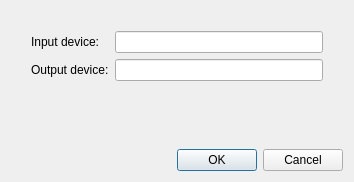
This is qtgui/ioconfig.ui in gqrx-sdr/gqrx as Qt 5 draws it before an edit. The edited form follows.
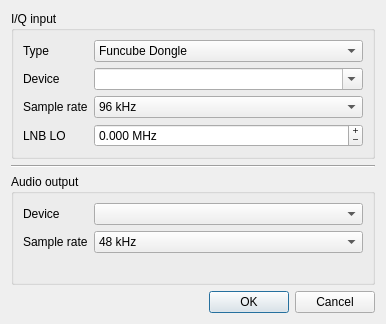
This is the edited form. Icons and pictures are not drawn.

Commit message: New layout for I/O device selector.

What changed in the file:
```diff
--- a/qtgui/ioconfig.ui
+++ b/qtgui/ioconfig.ui
@@ -6,8 +6,8 @@
    <rect>
     <x>0</x>
     <y>0</y>
-    <width>354</width>
-    <height>182</height>
+    <width>386</width>
+    <height>324</height>
    </rect>
   </property>
   <property name="windowTitle">
@@ -19,31 +19,155 @@
   </property>
   <layout class="QVBoxLayout" name="verticalLayout">
    <item>
-    <layout class="QFormLayout" name="formLayout">
-     <property name="margin">
-      <number>20</number>
+    <widget class="QGroupBox" name="groupBoxInput">
+     <property name="title">
+      <string>I/Q input</string>
      </property>
-     <item row="0" column="0">
-      <widget class="QLabel" name="inDevLabel">
-       <property name="text">
-        <string>Input device:</string>
-       </property>
-      </widget>
-     </item>
-     <item row="0" column="1">
-      <widget class="QLineEdit" name="inDevEdit"/>
-     </item>
-     <item row="1" column="0">
-      <widget class="QLabel" name="outDevLabel">
-       <property name="text">
-        <string>Output device:</string>
-       </property>
-      </widget>
-     </item>
-     <item row="1" column="1">
-      <widget class="QLineEdit" name="outDevEdit"/>
-     </item>
-    </layout>
+     <property name="flat">
+      <bool>false</bool>
+     </property>
+     <layout class="QFormLayout" name="formLayout">
+      <item row="0" column="0">
+       <widget class="QLabel" name="inTypeLabel">
+        <property name="text">
+         <string>Type</string>
+        </property>
+       </widget>
+      </item>
+      <item row="0" column="1">
+       <widget class="QComboBox" name="inTypeCombo">
+        <property name="toolTip">
+         <string>Select the type of input source.</string>
+        </property>
+        <item>
+         <property name="text">
+          <string>Funcube Dongle</string>
+         </property>
+        </item>
+       </widget>
+      </item>
+      <item row="1" column="0">
+       <widget class="QLabel" name="inDevLabel">
+        <property name="text">
+         <string>Device</string>
+        </property>
+       </widget>
+      </item>
+      <item row="1" column="1">
+       <widget class="QComboBox" name="inDevCombo">
+        <property name="toolTip">
+         <string>Select or enter the input (sub)device.</string>
+        </property>
+        <property name="editable">
+         <bool>true</bool>
+        </property>
+       </widget>
+      </item>
+      <item row="2" column="0">
+       <widget class="QLabel" name="inSrLabel">
+        <property name="text">
+         <string>Sample rate</string>
+        </property>
+       </widget>
+      </item>
+      <item row="2" column="1">
+       <widget class="QComboBox" name="inSrCombo">
+        <property name="toolTip">
+         <string>Select the sample rate of the input source</string>
+        </property>
+        <item>
+         <property name="text">
+          <string>96 kHz</string>
+         </property>
+        </item>
+       </widget>
+      </item>
+      <item row="3" column="0">
+       <widget class="QLabel" name="loLabel">
+        <property name="text">
+         <string>LNB LO</string>
+        </property>
+       </widget>
+      </item>
+      <item row="3" column="1">
+       <widget class="QDoubleSpinBox" name="loSpinBox">
+        <property name="toolTip">
+         <string>LNB LO frequency. Use negative frequency for upconverters.</string>
+        </property>
+        <property name="buttonSymbols">
+         <enum>QAbstractSpinBox::PlusMinus</enum>
+        </property>
+        <property name="suffix">
+         <string> MHz</string>
+        </property>
+        <property name="decimals">
+         <number>3</number>
+        </property>
+        <property name="minimum">
+         <double>-15000.000000000000000</double>
+        </property>
+        <property name="maximum">
+         <double>15000.000000000000000</double>
+        </property>
+       </widget>
+      </item>
+     </layout>
+    </widget>
+   </item>
+   <item>
+    <widget class="Line" name="line">
+     <property name="orientation">
+      <enum>Qt::Horizontal</enum>
+     </property>
+    </widget>
+   </item>
+   <item>
+    <widget class="QGroupBox" name="groupBoxOutput">
+     <property name="title">
+      <string>Audio output</string>
+     </property>
+     <layout class="QFormLayout" name="formLayout_2">
+      <item row="0" column="0">
+       <widget class="QLabel" name="outDevLabel">
+        <property name="text">
+         <string>Device</string>
+        </property>
+       </widget>
+      </item>
+      <item row="0" column="1">
+       <widget class="QComboBox" name="outDevCombo">
+        <property name="toolTip">
+         <string>Device to use for audio output.</string>
+        </property>
+        <property name="sizeAdjustPolicy">
+         <enum>QComboBox::AdjustToMinimumContentsLength</enum>
+        </property>
+        <property name="minimumContentsLength">
+         <number>15</number>
+        </property>
+       </widget>
+      </item>
+      <item row="1" column="0">
+       <widget class="QLabel" name="outSrLabel">
+        <property name="text">
+         <string>Sample rate</string>
+        </property>
+       </widget>
+      </item>
+      <item row="1" column="1">
+       <widget class="QComboBox" name="outSrCombo">
+        <property name="toolTip">
+         <string>Select audio sample rate.</string>
+        </property>
+        <item>
+         <property name="text">
+          <string>48 kHz</string>
+         </property>
+        </item>
+       </widget>
+      </item>
+     </layout>
+    </widget>
    </item>
    <item>
     <widget class="QDialogButtonBox" name="buttonBox">
```
The commit also changes 2 other files.
